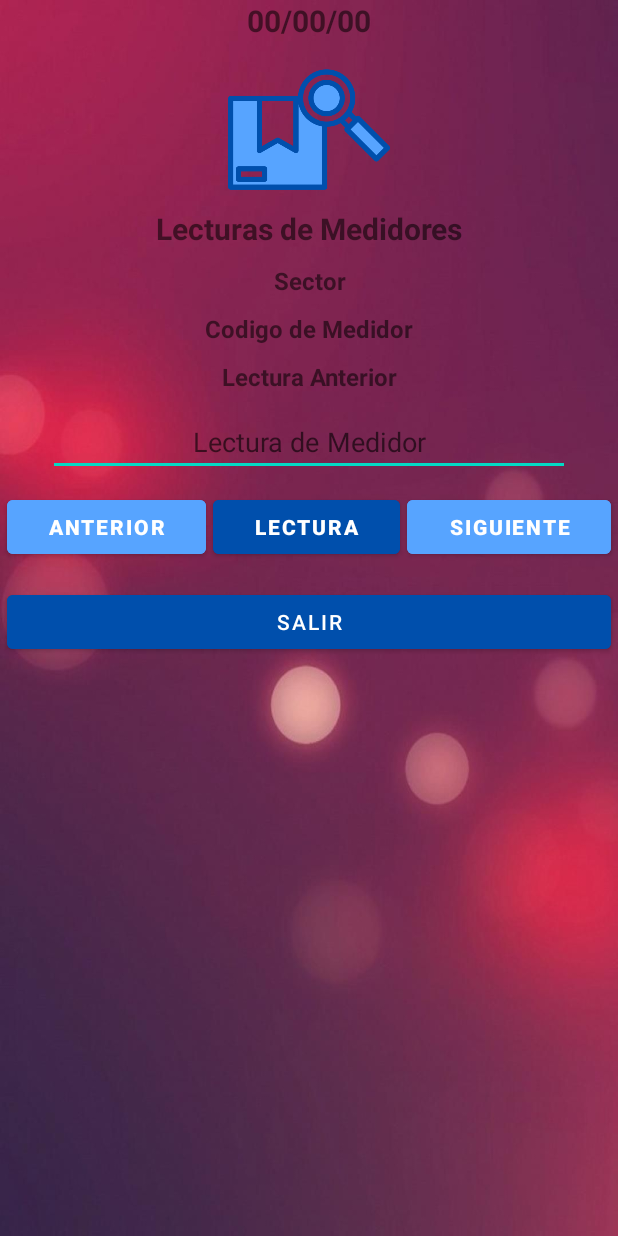
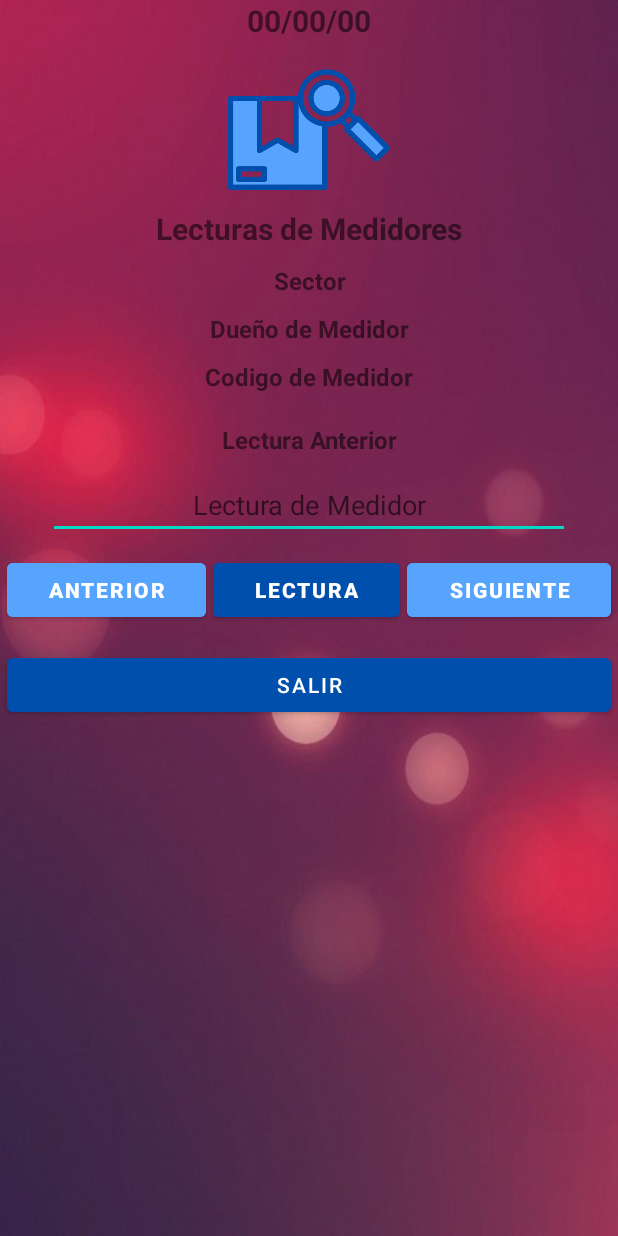
Before and after one commit to bernalqz/PCM_JZQ_BQZ, an Android app: the layout activity_lecturas.xml on its own in the app's theme, with its tools: preview values and no code run, on a phone screen of 412 x 824 dp. Run offline under Robolectric (Android 15) with nearby library versions, the light colour scheme and no system bars.

Commit message:
Función para hacer lecturas completa y funciones para moverse entre sectores listas

```diff
--- a/app/src/main/java/com/example/pcm_jzq_bqz/EditarMedidorActivity.java
+++ b/app/src/main/java/com/example/pcm_jzq_bqz/EditarMedidorActivity.java
@@ -89,11 +89,11 @@ public class EditarMedidorActivity extends AppCompatActivity {
 
     public void fn_EditarMedidor(View v)
     {
-
         try
         {
 
-                    mServicioMedidor.fn_ActualizarMedidor(mCodigoMedidor,mNombre.getText().toString(),Integer.parseInt(mLectura.getText().toString()),mEstado);
+            mServicioMedidor.fn_ActualizarMedidor(mCodigoMedidor,mNombre.getText().toString(),
+                    Integer.parseInt(mLectura.getText().toString()),mEstado);
 
             Toast.makeText(this, "Editado: ", Toast.LENGTH_SHORT).show();
 
@@ -103,7 +103,6 @@ public class EditarMedidorActivity extends AppCompatActivity {
             Toast.makeText(this, "Error al editar", Toast.LENGTH_SHORT).show();
         }
     }
-
     //---------------------
 
     public String fn_ObtenerFecha()
--- a/app/src/main/res/layout/activity_lecturas.xml
+++ b/app/src/main/res/layout/activity_lecturas.xml
@@ -51,9 +51,19 @@
             android:textStyle="bold" />
 
         <TextView
+            android:id="@+id/tvLADuenio"
+            android:layout_width="match_parent"
+            android:layout_height="wrap_content"
+            android:text="Dueño de Medidor"
+            android:textAlignment="center"
+            android:textSize="16sp"
+            android:textStyle="bold" />
+
+        <TextView
             android:id="@+id/tvLACodigoMedidor"
             android:layout_width="match_parent"
             android:layout_height="wrap_content"
+            android:layout_marginVertical="10dp"
             android:text="Codigo de Medidor"
             android:textAlignment="center"
             android:textSize="16sp"
@@ -93,6 +103,7 @@
                 android:backgroundTint="@color/celeste"
                 android:insetLeft="5dp"
                 android:insetRight="5dp"
+                android:onClick="fn_Anterior"
                 android:text="Anterior"
                 android:textStyle="bold" />
 
@@ -102,6 +113,7 @@
                 android:layout_height="wrap_content"
                 android:layout_weight="1"
                 android:backgroundTint="@color/azul"
+                android:onClick="fn_RegistrarLectura"
                 android:text="Lectura"
                 android:textStyle="bold" />
 
@@ -113,6 +125,7 @@
                 android:backgroundTint="@color/celeste"
                 android:insetLeft="5dp"
                 android:insetRight="5dp"
+                android:onClick="fn_Siguiente"
                 android:text="Siguiente"
                 android:textStyle="bold" />
 
```
Also changed, not shown: app/src/main/java/com/example/pcm_jzq_bqz/Clases/cMedidorServicio.java (+4 -4 lines), app/src/main/java/com/example/pcm_jzq_bqz/LecturasActivity.java (+59 -23 lines). Lines whose indentation alone changed are shown as unchanged.
